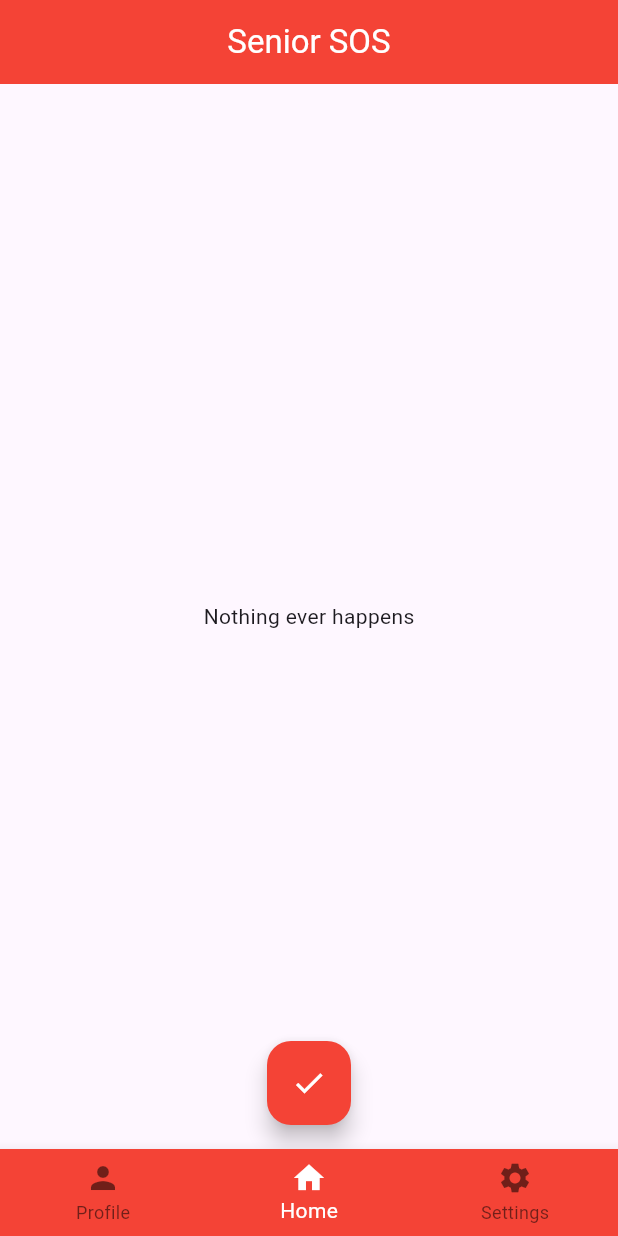
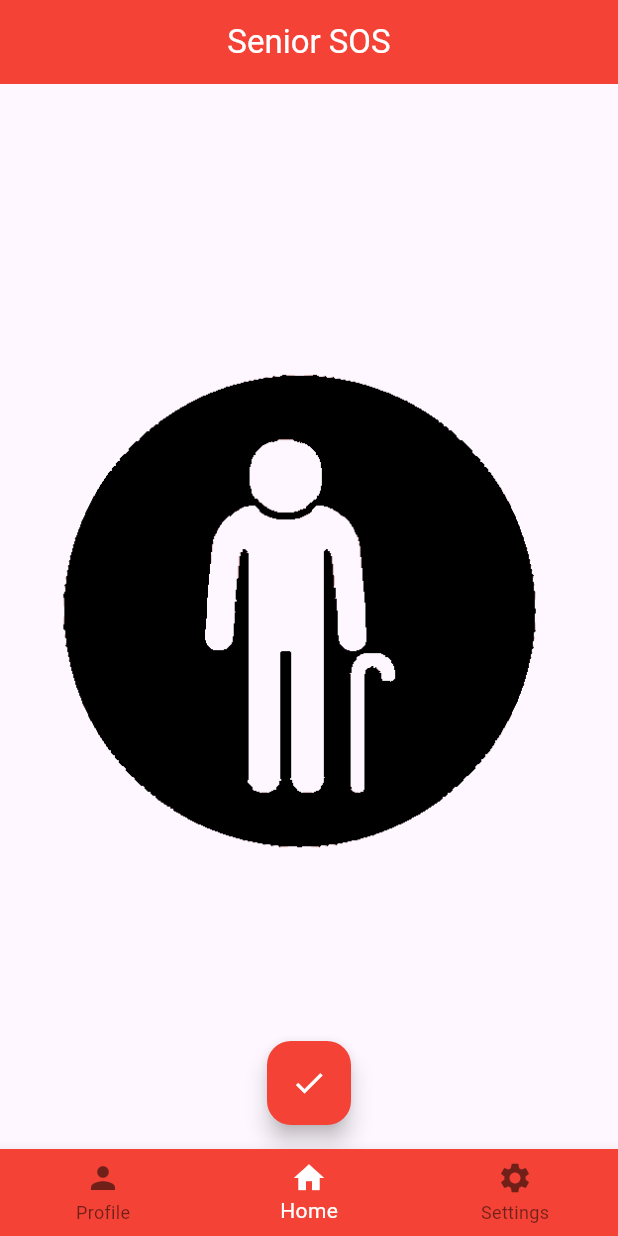
Before and after one commit to RobinSardja/EstherAlert, a Flutter app: the screen it shows after launch, item 2 of the bottom bar chosen, after a tap on the "shield" icon, on a phone screen of 412 x 824 dp. Run offline on Flutter 3.47's test engine with Material 3 defaults, Android fonts, the light colour scheme and no system bars; our stand-ins replace flutter_native_contact_picker, geolocator, permission_handler, plugin_platform_interface, shared_preferences; missing offline and left inert: dart:html, porcupine_flutter, torch_light.

Commit message:
Added image display of app status.

```diff
--- a/lib/home.dart
+++ b/lib/home.dart
@@ -32,9 +32,9 @@ class _HomePageState extends State<HomePage> {
     late PorcupineManager porcupineManager;
     final platform = Platform.isIOS ? "ios" : "android";
     static const apiKey = String.fromEnvironment("picovoice", defaultValue: "none");
-    String message = "Nothing ever happens";
 
     bool safe = false;
+    bool danger = false;
 
     Future<void> createPorcupineManager() async {
         porcupineManager = await PorcupineManager.fromKeywordPaths(
@@ -43,6 +43,7 @@ class _HomePageState extends State<HomePage> {
                 "assets/I-can--t-get-up_en_${platform}_v3_0_0.ppn"
             ],
             (_) async {
+                setState( () => danger = true );
                 if( blinkFlashlight ) {
                     startBlinkingFlashlight();
                 }
@@ -60,7 +61,6 @@ class _HomePageState extends State<HomePage> {
                         sendDirect: true
                     );
                 }
-                setState( () => message = "WHAT THE FLIP" );
             }
         );
 
@@ -102,10 +102,13 @@ class _HomePageState extends State<HomePage> {
     @override
     Widget build( BuildContext context ) {
         return Scaffold(
-            body: Center( child: Text(message) ),
+            body: Center( child: Image.asset( safe ? "assets/off.png" : danger ? "assets/activated.png" : "assets/listening.png" ) ),
             floatingActionButton: FloatingActionButton(
                 onPressed: () {
-                    setState( () => safe = !safe );
+                    setState( () {
+                        safe = !safe;
+                        danger = false;
+                    });
                     if( !safe ) {
                         TorchLight.disableTorch();
                     }
--- a/pubspec.yaml
+++ b/pubspec.yaml
@@ -29,3 +29,6 @@ flutter:
   assets:
     - assets/I-can--t-get-up_en_android_v3_0_0.ppn
     - assets/I-can--t-get-up_en_ios_v3_0_0.ppn
+    - assets/activated.png
+    - assets/listening.png
+    - assets/off.png
```
Also changed, not shown: assets/activated.png (added), assets/listening.png (added), assets/off.png (added).
